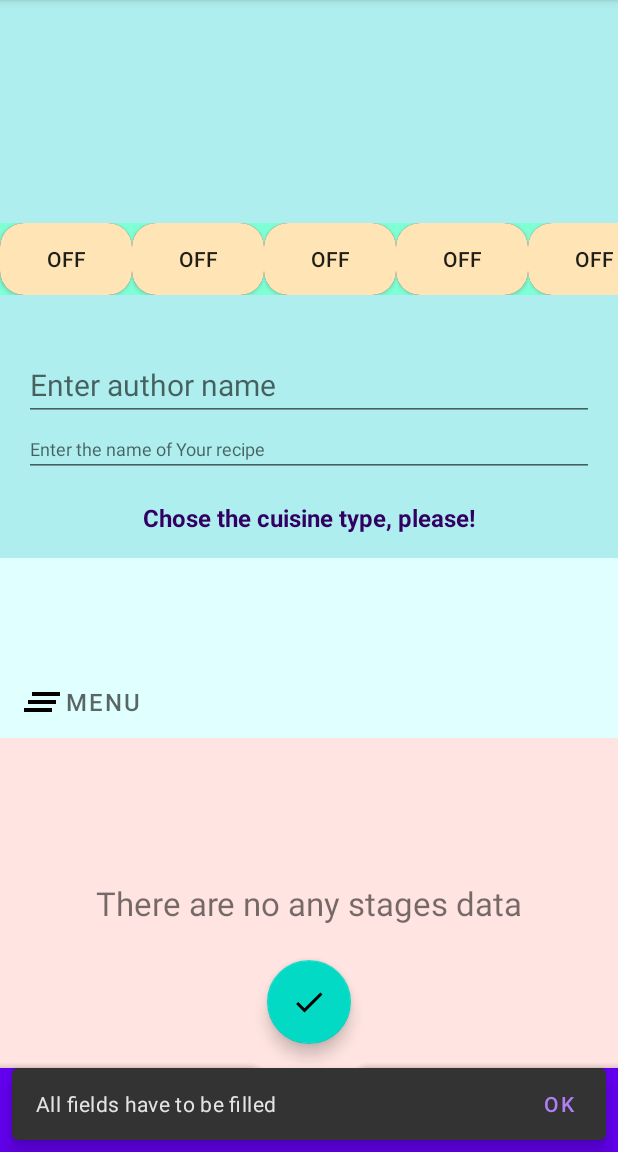
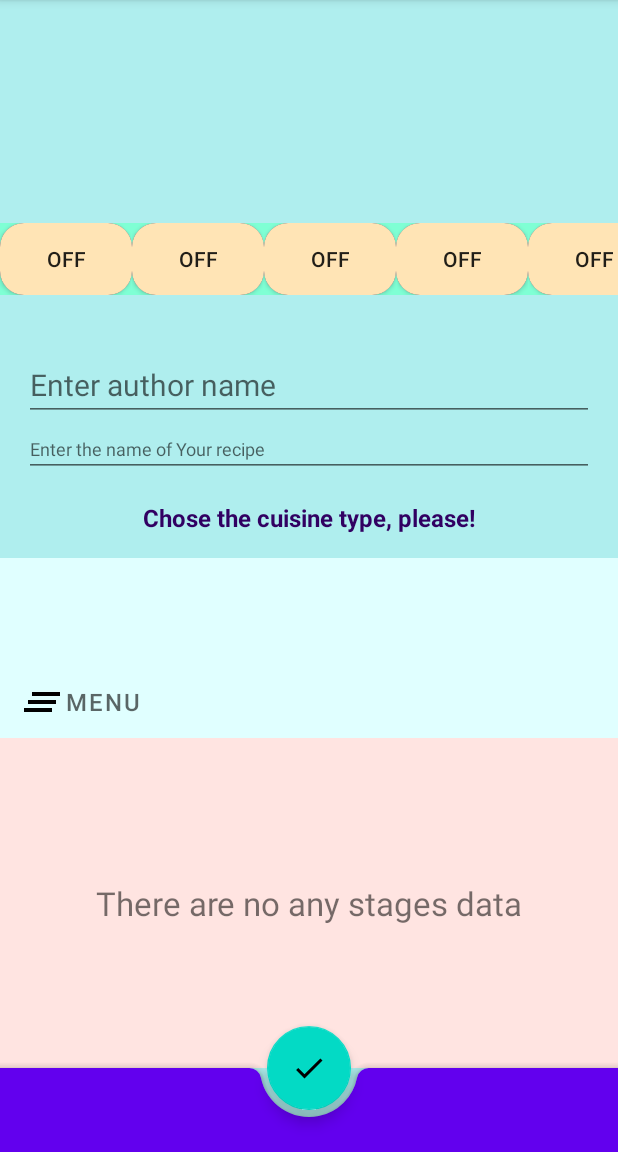
Before and after one commit to TakeshiKovacs-AC/Diploma_RecipeBook, an Android app: the NewRecipeFragment screen opened through its navigation route, after a tap on "Save", on a phone screen of 412 x 824 dp, the part 84-1236 px from its top. Run offline under Robolectric (Android 15) with nearby library versions, the phone set to English and light mode, and no system bars; our stand-ins replace Room's generated code; 2 statements that could not run were skipped.

Commit message:
Some fix

```diff
--- a/app/src/main/java/ru/antonbasket/diploma_project_nerecipe/adapters/CuisineAdapter.kt
+++ b/app/src/main/java/ru/antonbasket/diploma_project_nerecipe/adapters/CuisineAdapter.kt
@@ -12,14 +12,14 @@ class CuisineAdapter (
     ) : RecyclerView.Adapter<CuisineViewHolder>() {
 
         val cuisinesList = listOf(
-            Cuisine(0, "All", "Все категории"),
+//            Cuisine(0, "All", "Все категории"),
             Cuisine(1, "European", "Европейская"),
-            Cuisine(6, "Russian", "Русская"),
-            Cuisine(2, "Oriental", "Азиатская"),
-            Cuisine(7, "Mediterranean", "Средиземноморская"),
-            Cuisine(3, "Panasian", "Паназиатская"),
-            Cuisine(4, "Eastern", "Восточная"),
-            Cuisine(5, "American", "Американская"),
+            Cuisine(2, "Russian", "Русская"),
+            Cuisine(3, "Oriental", "Азиатская"),
+            Cuisine(4, "Mediterranean", "Средиземноморская"),
+            Cuisine(5, "Panasian", "Паназиатская"),
+            Cuisine(6, "Eastern", "Восточная"),
+            Cuisine(7, "American", "Американская"),
         )
         override fun getItemCount(): Int = cuisinesList.size
 
--- a/app/src/main/java/ru/antonbasket/diploma_project_nerecipe/dao_room/DaoOfRecipe.kt
+++ b/app/src/main/java/ru/antonbasket/diploma_project_nerecipe/dao_room/DaoOfRecipe.kt
@@ -72,7 +72,7 @@ interface DaoOfRecipe {
 
     fun saveRecipe(recipe: RecipeEntity) =
         if (recipe.id == 0L) insert(recipe) else {
-            updateById(recipe.id, recipe.name, recipe.author,  recipe.cuisine, recipe.content)
+            updateById(recipe.id, recipe.name, recipe.author, recipe.cuisine, recipe.content)
         }
 
     @Query(
--- a/app/src/main/java/ru/antonbasket/diploma_project_nerecipe/fragments/NewRecipeFragment.kt
+++ b/app/src/main/java/ru/antonbasket/diploma_project_nerecipe/fragments/NewRecipeFragment.kt
@@ -6,7 +6,9 @@ import android.view.View
 import android.view.ViewGroup
 import android.widget.PopupMenu
 import android.widget.TextView
+import android.widget.Toast
 import androidx.activity.addCallback
+import androidx.core.view.get
 import androidx.fragment.app.Fragment
 import androidx.fragment.app.viewModels
 import androidx.navigation.fragment.findNavController
@@ -86,16 +88,11 @@ class NewRecipeFragment : Fragment() {
             if (
                 binding.authorInput.text.isNullOrBlank() ||
                 binding.reciteTitleInput.text.isNullOrBlank() ||
-                cuisineChecking == R.string.cuisineSelection.toString() ||
-                cuisineChecking == cuisineAdapter.cuisinesList[0].rusName.trim()
+                cuisineChecking == R.string.cuisineSelection.toString()
+//                cuisineChecking == cuisineAdapter.cuisinesList[0].rusName.trim()
             ) {
-                Snackbar.make(
-                    binding.root, R.string.fieldsNotFilled,
-                    BaseTransientBottomBar.LENGTH_INDEFINITE
-                )
-                    .setAction(android.R.string.ok) {
-                    }
-                    .show()
+                Toast.makeText(activity, R.string.fieldsNotFilled, Toast.LENGTH_SHORT).
+                show()
                 return@setOnClickListener
             }
 
--- a/app/src/main/java/ru/antonbasket/diploma_project_nerecipe/repositories/AppRepo.kt
+++ b/app/src/main/java/ru/antonbasket/diploma_project_nerecipe/repositories/AppRepo.kt
@@ -14,7 +14,7 @@ interface AppRepo {
     fun getRecById(id: Long): Recipe?
     fun likeById(id: Long)
     fun getRecipeFromList(): LiveData<Recipe>
-    fun save(initialRecipe: Recipe)
+    fun save(recipe: Recipe)
     fun delete(id: Long)
     fun getByNameInFilter(name: String)
     fun getByAuthorInFilter(author: String)
--- a/app/src/main/java/ru/antonbasket/diploma_project_nerecipe/view_holders/CuisineViewHolder.kt
+++ b/app/src/main/java/ru/antonbasket/diploma_project_nerecipe/view_holders/CuisineViewHolder.kt
@@ -6,7 +6,7 @@ import ru.antonbasket.diploma_project_nerecipe.adapters.CuisineClickedListener
 import ru.antonbasket.diploma_project_nerecipe.data_classes.Cuisine
 import ru.antonbasket.diploma_project_nerecipe.databinding.CuisineNameBinding
 
-class CuisineViewHolder (
+class CuisineViewHolder(
     private val binding: CuisineNameBinding,
     private val cuisineClickedListener: CuisineClickedListener,
 ) : RecyclerView.ViewHolder(binding.root) {
@@ -36,8 +36,9 @@ fun cuisineBinding(
                 if (isChecked) {
                     textOn = cuisine.rusName
                     cuisine.isSelect = true
-                    setTextColor(Color.GREEN)
+                    setTextColor(Color.WHITE)
                 } else {
+                    isChecked = false
                     textOff = cuisine.rusName
                     cuisine.isSelect = false
                     setTextColor(initialColor)
--- a/app/src/main/java/ru/antonbasket/diploma_project_nerecipe/view_model/AppViewModel.kt
+++ b/app/src/main/java/ru/antonbasket/diploma_project_nerecipe/view_model/AppViewModel.kt
@@ -20,6 +20,7 @@ class AppViewModel(application: Application) : AndroidViewModel(application) {
     )
     val data = repository.getAll()
     val recipeContent = MutableLiveData(recipeEmpty)
+    val recipeListForSaving = MutableLiveData<Recipe>(null)
     val recipeData = repository.getRecipeFromList()
 
     val instructionsData = repository.getAllInstructions()
--- a/app/src/main/res/layout/cuisine_name.xml
+++ b/app/src/main/res/layout/cuisine_name.xml
@@ -1,7 +1,6 @@
 <?xml version="1.0" encoding="utf-8"?>
 <androidx.constraintlayout.widget.ConstraintLayout xmlns:android="http://schemas.android.com/apk/res/android"
     xmlns:app="http://schemas.android.com/apk/res-auto"
-    xmlns:tools="http://schemas.android.com/tools"
     android:layout_width="wrap_content"
     android:layout_height="wrap_content"
     android:background="#dda0dd"
@@ -23,17 +22,16 @@
                 android:id="@+id/cuisine_selector"
                 android:layout_width="match_parent"
                 android:layout_height="match_parent"
+                android:background="#ffe4b5"
+                android:checked="false"
+                android:text="@string-array/cuisineNames"
+                android:clickable="true"
                 android:focusable="true"
-        android:checked="false"
-        android:background="#ffe4b5"
-        android:text="@strings/All"
-        android:clickable="true"
-        android:paddingStart="@dimen/common"
-        android:paddingEnd="@dimen/common"
+                android:paddingStart="16dp"
+                android:paddingEnd="16dp"
                 app:layout_constraintStart_toStartOf="parent"
                 app:layout_constraintTop_toTopOf="parent"
-        tools:text="Все категории" />
-
+                 />
 
         </androidx.cardview.widget.CardView>
 
```
Also changed, not shown: app/src/main/java/ru/antonbasket/diploma_project_nerecipe/repositories/AppRepoSharedPrefs.kt (+10 -10 lines), 1 other file. Lines whose indentation alone changed are shown as unchanged.
